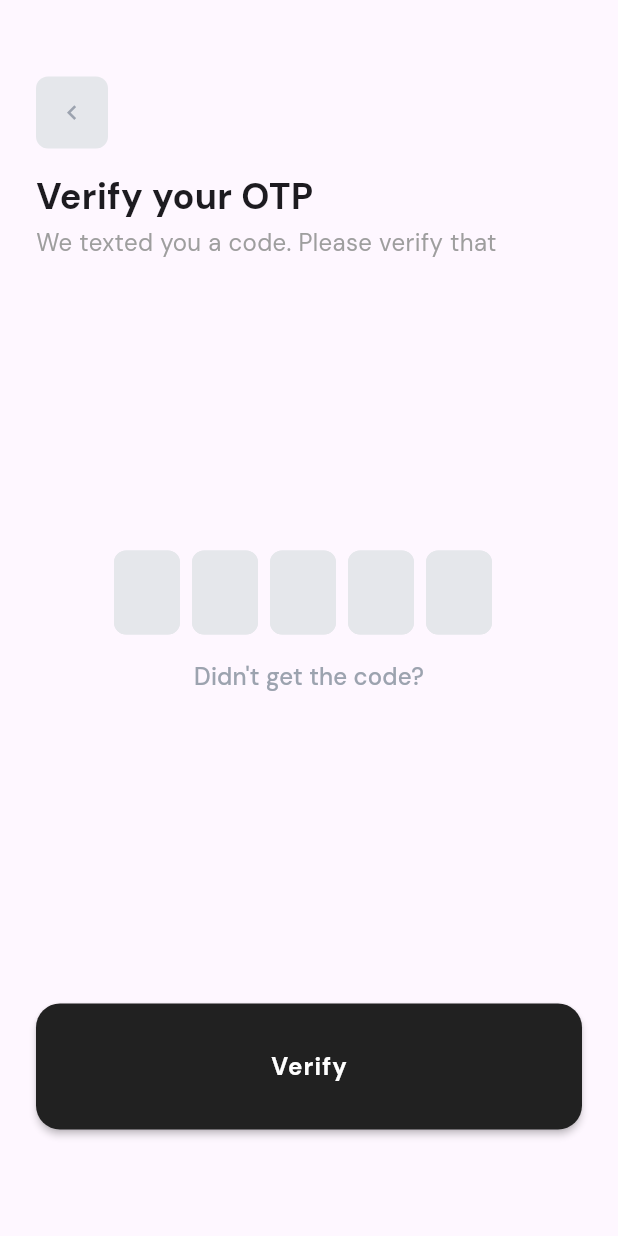
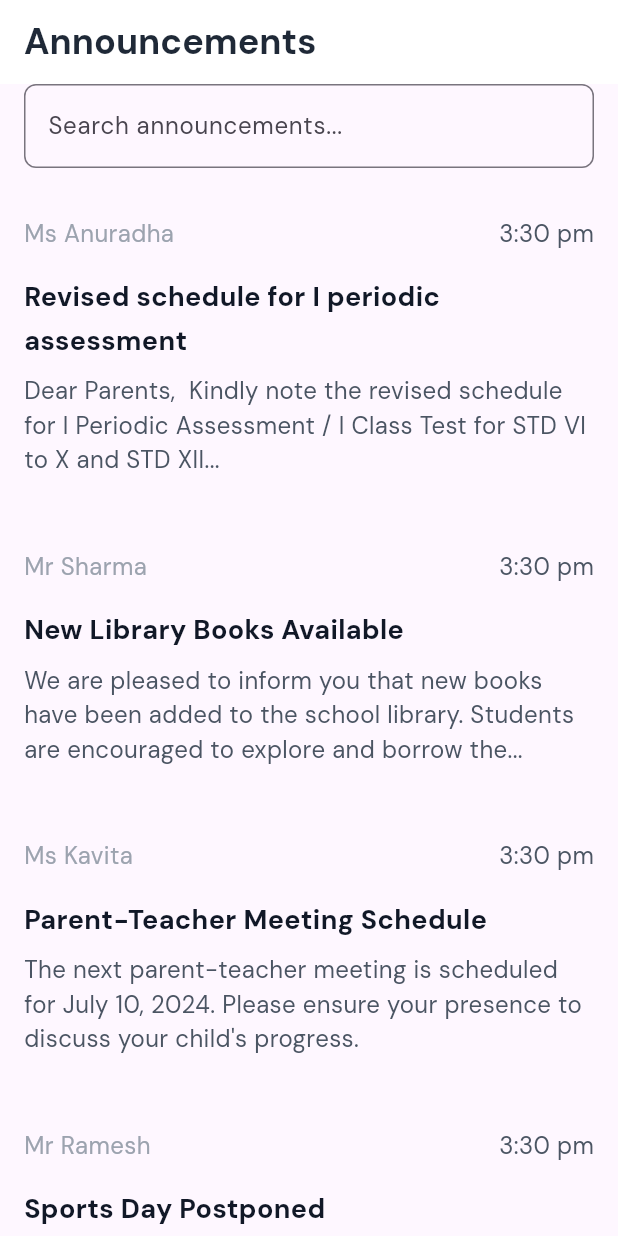
Before and after one commit to Aadv1k/Project_CampusPilot, a Flutter app: the screen it shows after launch, on a phone screen of 412 x 824 dp. Run offline on Flutter 3.47's test engine with Material 3 defaults, Android fonts, the phone set to English and light mode, and no system bars; drawn by our look-alikes of flutter_otp_text_field; our stand-ins replace google_fonts, mask_text_input_formatter.

Commit message:
Implement the initial announcement view with simple search

```diff
--- /dev/null
+++ b/app/lib/components/announcement.dart
@@ -0,0 +1,70 @@
+import 'package:app/components/typography.dart';
+import 'package:app/utils/colors.dart';
+import 'package:app/utils/sizes.dart';
+import 'package:flutter/material.dart';
+
+class AnnouncementCard extends StatelessWidget{
+  final String id;
+  final String title;
+  final String body;
+  final String authorName;
+  final bool highPriority;
+  late String textSummary;
+
+  final int maxSummaryWords = 24;
+
+  AnnouncementCard(this.id, this.title, this.body, this.authorName, this.highPriority, {super.key}) {
+    textSummary = generateTextSummary(body);
+  }
+
+String generateTextSummary(String body) {
+  List<String> words = body.replaceAll(RegExp(r'[\n\r]'), ' ').split(' ');
+
+  if (words.length <= maxSummaryWords) {
+    return words.join(' ');
+  } else {
+    return "${words.sublist(0, maxSummaryWords).join(' ')}...";
+  }
+}
+
+
+  @override
+  Widget build(BuildContext context) {
+    return Padding(
+      padding: const EdgeInsets.symmetric(vertical: Spacing.lg, horizontal: Spacing.md),
+      child: Column(
+        children: [
+          Row(
+            mainAxisAlignment: MainAxisAlignment.spaceBetween,
+            crossAxisAlignment: CrossAxisAlignment.center,
+            children: [
+              Text(authorName, style: const TextStyle( fontSize: FontSize.md, color: Palette.gray400)),
+              const Text("3:30 pm", style: TextStyle( fontSize: FontSize.md, color: Palette.gray600)),
+            ],
+          ),
+          const SizedBox(height: Spacing.md),
+          Column(
+            crossAxisAlignment: CrossAxisAlignment.stretch,
+            mainAxisAlignment: MainAxisAlignment.center,
+            children: [
+              Heading(
+                order: 4,
+                text: title,
+                style: const TextStyle(
+                    color: Palette.gray900, fontWeight: FontWeight.bold),
+              ),
+              const SizedBox(height: Spacing.sm),
+              Text(
+                textSummary,
+                style: const TextStyle(
+                  color: Palette.gray600,
+                  fontSize: FontSize.md
+                )
+              )
+            ],
+          )
+        ],
+      ),
+    );
+  }
+}
--- a/app/lib/components/typography.dart
+++ b/app/lib/components/typography.dart
@@ -8,9 +8,10 @@ class Heading extends StatelessWidget {
   final TextStyle? style;
 
   static const Map<int, Map<String, double>> sizes = {
-    3: {'fontSize': 16.0, 'lineHeight': 1.2},
-    2: {'fontSize': 24.0, 'lineHeight': 1.3},
-    1: {'fontSize': 32.0, 'lineHeight': 1.4},
+    1: {'fontSize': 32.0, 'lineHeight': 1.2},
+    2: {'fontSize': 24.0, 'lineHeight': 1.4},
+    3: {'fontSize': 20.0, 'lineHeight': 1.5},
+    4: {'fontSize': 18.0, 'lineHeight': 1.6},
   };
 
   const Heading({Key? key, required this.order, required this.text, this.style, this.textAlign}) : super(key: key);
--- a/app/lib/main.dart
+++ b/app/lib/main.dart
@@ -1,3 +1,4 @@
+import 'package:app/views/announcement_list_view.dart';
 import 'package:app/views/otp_verify_view.dart';
 import 'package:flutter/material.dart';
 import 'package:app/views/login_view.dart';
@@ -16,7 +17,7 @@ class MyApp extends StatelessWidget {
       title: "Project CampusPilot",
       theme: ThemeData(brightness: Brightness.light)
           .copyWith(textTheme: GoogleFonts.dmSansTextTheme()),
-      home: const OtpVerifyView(),
+      home: const AnnouncementListView(),
       debugShowCheckedModeBanner: false,
     );
   }
--- /dev/null
+++ b/app/lib/views/announcement_list_view.dart
@@ -0,0 +1,144 @@
+import 'package:app/components/announcement.dart';
+import 'package:app/components/safe_scaffold.dart';
+import 'package:app/components/typography.dart';
+import 'package:app/utils/colors.dart';
+import 'package:app/utils/sizes.dart';
+import 'package:flutter/material.dart';
+import 'package:flutter/rendering.dart';
+
+class AnnouncementListView extends StatefulWidget {
+  const AnnouncementListView({super.key, });
+
+  @override
+  State<AnnouncementListView> createState() => _AnnouncementListViewState();
+}
+
+class Announcement {
+  String id;
+  String title;
+  String body;
+  String authorName;
+  String postedAt;
+
+  Announcement(this.id, this.title, this.body, this.authorName, this.postedAt);
+}
+
+
+
+List<Announcement> mockAnnouncementData = [
+  Announcement(
+    "c35d0c83-9130-40f0-a30c-a301224b0a90",
+    "Revised schedule for I periodic assessment",
+    "Dear Parents, \nKindly note the revised schedule for I Periodic Assessment / I Class Test for STD VI to X and STD XII to be held from 27/06/24 to 04/07/24\n",
+    "Ms Anuradha",
+    "2024-07-05T15:26:22.743Z",
+  ),
+  Announcement(
+    "e15d1a92-12f2-4b6d-b21b-52e2173d9d81",
+    "New Library Books Available",
+    "We are pleased to inform you that new books have been added to the school library. Students are encouraged to explore and borrow the new arrivals.",
+    "Mr Sharma",
+    "2024-07-05T09:00:00.000Z",
+  ),
+  Announcement(
+    "f65a3b84-2f73-4956-9ef2-8e3f5f3e5f7b",
+    "Parent-Teacher Meeting Schedule",
+    "The next parent-teacher meeting is scheduled for July 10, 2024. Please ensure your presence to discuss your child's progress.",
+    "Ms Kavita",
+    "2024-07-05T10:00:00.000Z",
+  ),
+  Announcement(
+    "g12c4d55-5f4c-4a2d-94c6-7a9e3d3e5a6a",
+    "Sports Day Postponed",
+    "Due to unforeseen weather conditions, the Sports Day event has been postponed to July 20, 2024. We apologize for any inconvenience caused.",
+    "Mr Ramesh",
+    "2024-07-05T11:00:00.000Z",
+  ),
+  Announcement(
+    "h78e5e66-6f5d-4c3d-95d7-9a9f4f4e7a7b",
+    "Annual Science Fair",
+    "The Annual Science Fair will be held on July 25, 2024. Students are encouraged to participate and showcase their innovative projects.",
+    "Dr. Mehta",
+    "2024-07-05T12:00:00.000Z",
+  ),
+  Announcement(
+    "i23f6f77-7f6e-4d4e-96e8-8b9e5f5e8b8c",
+    "Exam Schedule Released",
+    "The final exam schedule for all grades has been released. Please check the notice board or the school website for detailed information.",
+    "Mrs. Patel",
+    "2024-07-05T13:00:00.000Z",
+  ),
+];
+
+
+class _AnnouncementListViewState extends State<AnnouncementListView> {
+  List<Announcement> data = mockAnnouncementData;
+  String searchText = "";
+  late bool searchActive;
+
+  _AnnouncementListViewState() {
+    searchActive = searchText.trim().isEmpty;
+  }
+
+  void _handleSearchInput(String text) {
+    setState(() {
+      searchText = text;
+    });
+  }
+
+  @override
+  Widget build(BuildContext context) {
+    List<Announcement> filteredData = searchActive
+        ? data.where((announcement) => announcement.body.toLowerCase().contains(searchText.toLowerCase())).toList()
+        : data;
+
+    return Scaffold(
+      appBar: AppBar(
+        title: const Text("Announcements", style: TextStyle(color: Palette.gray800, fontWeight: FontWeight.bold, fontSize: FontSize.xxl)),
+        backgroundColor: Palette.white,
+      ),
+      body: SafeArea(
+        child: Padding(
+          padding: const EdgeInsets.symmetric(horizontal: 0),
+          child: Column(
+            crossAxisAlignment: CrossAxisAlignment.start,
+            children: [
+              Container(
+                padding: const EdgeInsets.symmetric(horizontal: Spacing.md),
+                child: Column(
+                  children: [
+                    TextField(
+                        decoration: InputDecoration(
+                          hintText: 'Search announcements...',
+                          border: OutlineInputBorder(
+                            borderRadius: BorderRadius.circular(8.0),
+                          ),
+                        ),
+                        onChanged: _handleSearchInput,
+                      ),
+                      const SizedBox(height: Spacing.sm),
+                  ],
+                ),
+              ),
+                Expanded(
+                  child: ListView.builder(
+                    itemCount: filteredData.length,
+                    scrollDirection: Axis.vertical,
+                    shrinkWrap: true,
+                    itemBuilder: (context, index) {
+                      return AnnouncementCard(filteredData[index].id, filteredData[index].title, filteredData[index].body, filteredData[index].authorName, false);
+                    }
+                  ),
+                )
+             ],
+
+             // Search Box
+             // Control Bar
+
+
+              ),
+        ),
+      )
+    );
+  }
+}
```
